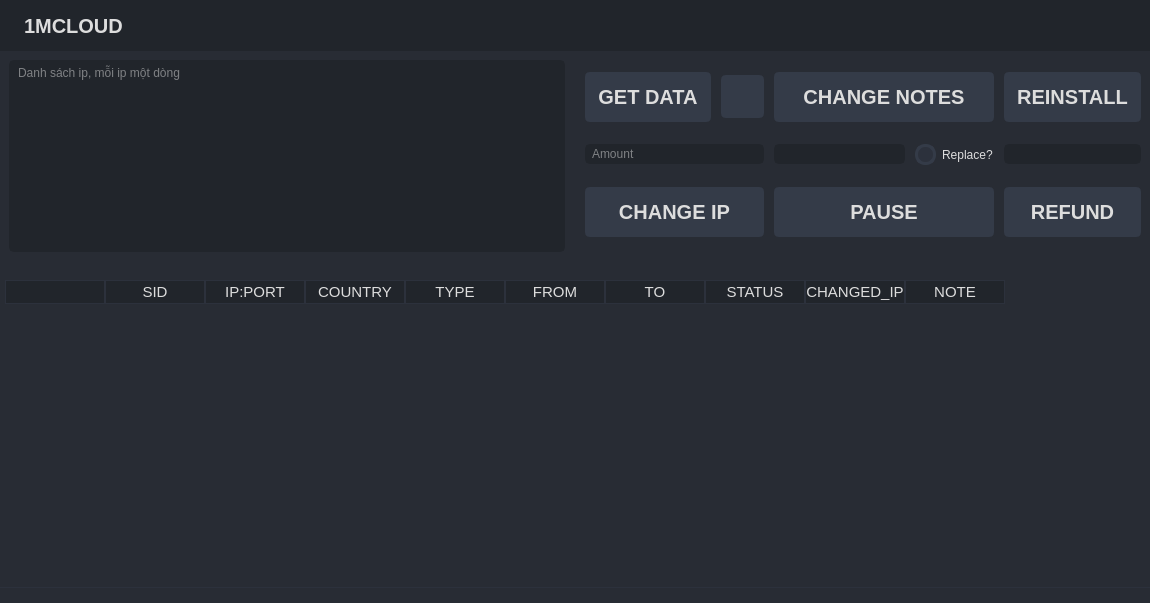
Hq1anq/1mcloud_manager, file gui/table.ui: the form before one commit.
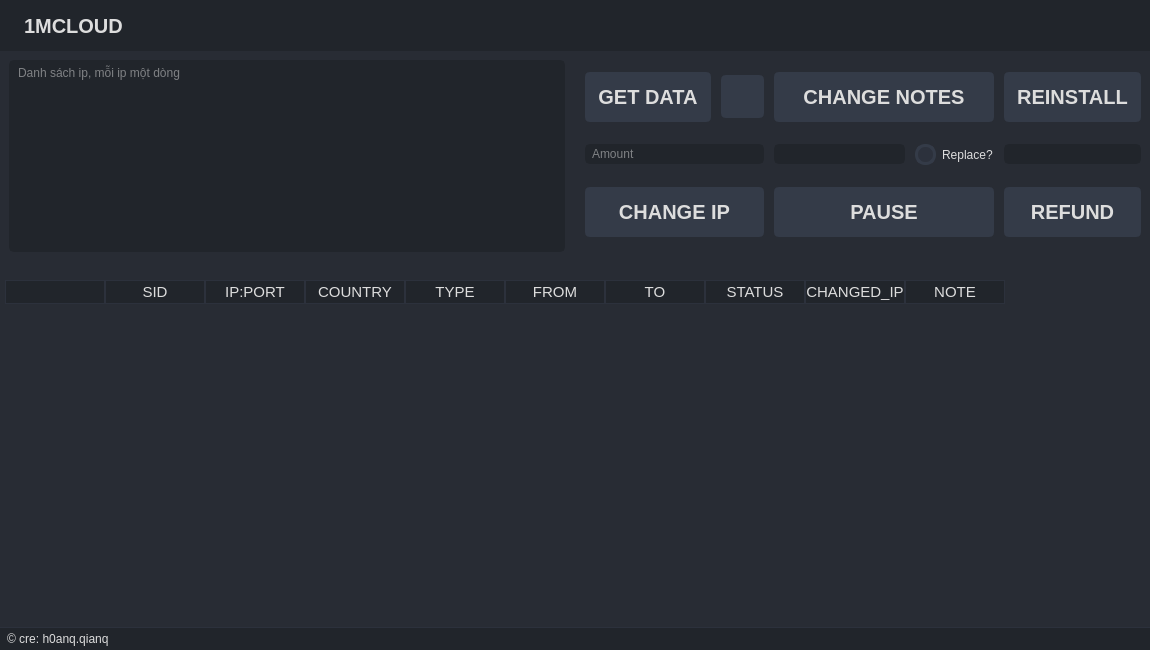
The form after the commit. Icons and pictures are not drawn.

Commit message: row highlight when select cell, row counter, add bottomBar and credit

What changed in the file:
```diff
--- a/gui/table.ui
+++ b/gui/table.ui
@@ -7,7 +7,7 @@
     <x>0</x>
     <y>0</y>
     <width>1150</width>
-    <height>603</height>
+    <height>650</height>
    </rect>
   </property>
   <property name="windowTitle">
@@ -29,9 +29,9 @@
 #contentTop { background-color: rgb(33, 37, 43) }
 #contentTop .QLabel { background-color: transparent; font-size: 15px }
 QWidget {
-	background-color: rgb(40, 44, 52);
 	color: rgb(221, 221, 221);
 	font: 15px &quot;Segoe UI&quot; }
+QFrame { background-color: rgb(40, 44, 52) }
 QCheckBox::indicator {
     border: 3px solid rgb(52, 59, 72);
 	width: 15px;
@@ -43,18 +43,6 @@
     background: 3px solid rgb(52, 59, 72);
 	border: 3px solid rgb(52, 59, 72);
 	background-image: url(:/icons/icons/check.svg) }
-QTableCornerButton::section { background-color: rgb(33, 37, 43) }
-QTableWidget {	
-	padding: 5px;
-	gridline-color: rgb(44, 49, 58);
-	border-bottom: 1px solid rgb(44, 49, 60); }
-QTableWidget::item{ border-color: rgb(44, 49, 60) }
-QTableWidget::item:selected{ background-color: rgb(189, 147, 249) }
-QHeaderView { qproperty-defaultAlignment: AlignCenter }
-QHeaderView::section{
-	background-color: rgb(33, 37, 43);
-	border: 1px solid rgb(44, 49, 60);
-	font-size: 15px }
 QScrollBar:horizontal {
 	border: none;
 	background: rgb(52, 59, 72);
@@ -139,19 +127,6 @@
     <property name="spacing">
      <number>0</number>
     </property>
-    <item row="8" column="1" alignment="Qt::AlignmentFlag::AlignRight">
-     <widget class="QFrame" name="sizeGrip">
-      <property name="minimumSize">
-       <size>
-        <width>15</width>
-        <height>15</height>
-       </size>
-      </property>
-      <property name="cursor">
-       <cursorShape>SizeFDiagCursor</cursorShape>
-      </property>
-     </widget>
-    </item>
     <item row="0" column="0" colspan="2">
      <widget class="QFrame" name="contentTop">
       <property name="frameShape">
@@ -454,6 +429,20 @@
         <verstretch>0</verstretch>
        </sizepolicy>
       </property>
+      <property name="styleSheet">
+       <string notr="true">QTableCornerButton::section { background-color: rgb(33, 37, 43) }
+QTableWidget {	
+	padding: 5px;
+	gridline-color: rgb(44, 49, 58);
+	border-bottom: 1px solid rgb(44, 49, 60); }
+QTableWidget::item{ border-color: rgb(44, 49, 60) }
+QTableWidget::item:selected{ background-color: rgb(189, 147, 249) }
+QHeaderView { qproperty-defaultAlignment: AlignCenter }
+QHeaderView::section{
+	background-color: rgb(33, 37, 43);
+	border: 1px solid rgb(44, 49, 60);
+	font-size: 15px }</string>
+      </property>
       <column>
        <property name="text">
         <string/>
@@ -513,6 +502,84 @@
       </property>
      </widget>
     </item>
+    <item row="8" column="0" colspan="2">
+     <widget class="QFrame" name="bottomBar">
+      <property name="minimumSize">
+       <size>
+        <width>0</width>
+        <height>22</height>
+       </size>
+      </property>
+      <property name="maximumSize">
+       <size>
+        <width>16777215</width>
+        <height>22</height>
+       </size>
+      </property>
+      <property name="styleSheet">
+       <string notr="true">background-color: rgb(33, 37, 43)</string>
+      </property>
+      <layout class="QHBoxLayout" name="_31">
+       <property name="spacing">
+        <number>0</number>
+       </property>
+       <property name="leftMargin">
+        <number>0</number>
+       </property>
+       <property name="topMargin">
+        <number>0</number>
+       </property>
+       <property name="rightMargin">
+        <number>0</number>
+       </property>
+       <property name="bottomMargin">
+        <number>0</number>
+       </property>
+       <item alignment="Qt::AlignmentFlag::AlignLeft">
+        <widget class="QPushButton" name="credits">
+         <property name="sizePolicy">
+          <sizepolicy hsizetype="Fixed" vsizetype="Fixed">
+           <horstretch>0</horstretch>
+           <verstretch>0</verstretch>
+          </sizepolicy>
+         </property>
+         <property name="text">
+          <string>  © cre: h0anq.qianq</string>
+         </property>
+        </widget>
+       </item>
+       <item>
+        <widget class="QLabel" name="countRows">
+         <property name="sizePolicy">
+          <sizepolicy hsizetype="Expanding" vsizetype="Preferred">
+           <horstretch>0</horstretch>
+           <verstretch>0</verstretch>
+          </sizepolicy>
+         </property>
+         <property name="text">
+          <string/>
+         </property>
+         <property name="alignment">
+          <set>Qt::AlignmentFlag::AlignRight|Qt::AlignmentFlag::AlignTrailing|Qt::AlignmentFlag::AlignVCenter</set>
+         </property>
+        </widget>
+       </item>
+       <item alignment="Qt::AlignmentFlag::AlignRight">
+        <widget class="QFrame" name="sizeGrip">
+         <property name="minimumSize">
+          <size>
+           <width>22</width>
+           <height>0</height>
+          </size>
+         </property>
+         <property name="cursor">
+          <cursorShape>SizeFDiagCursor</cursorShape>
+         </property>
+        </widget>
+       </item>
+      </layout>
+     </widget>
+    </item>
    </layout>
   </widget>
  </widget>
```
Left out of the diff: 1 changed line with no effect on the pictures. The commit also changes 2 other files.
